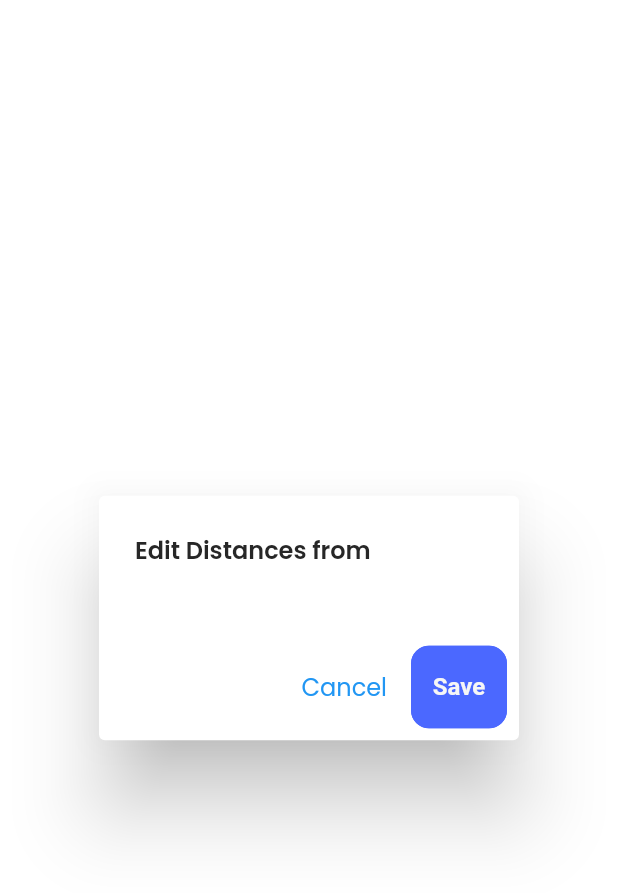
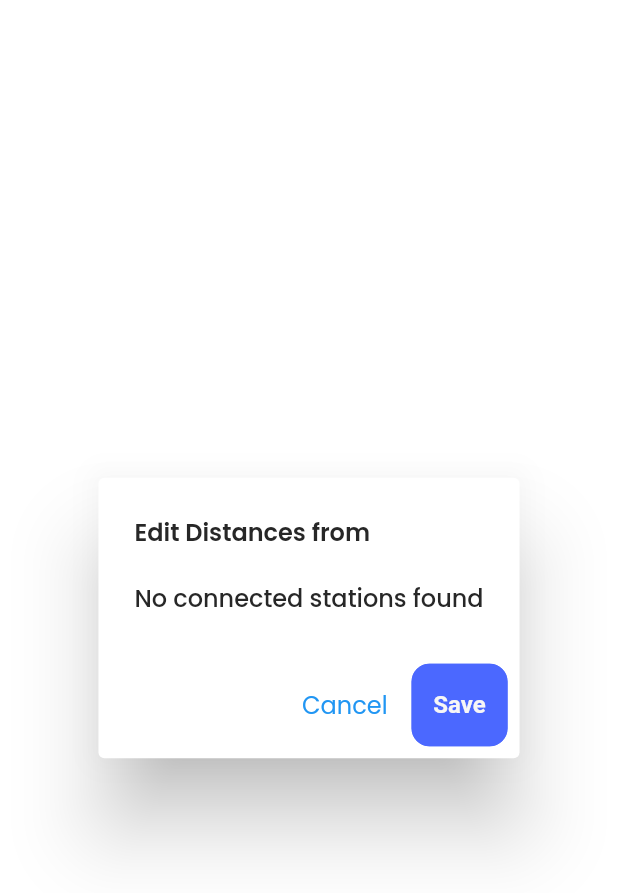
Before and after one commit to benouarAbdou/Train_Ticket_Management, a Flutter app: the DistanceEditDialog widget shown alone on an empty page, opened directly with empty values, on a phone screen of 412 x 824 dp. Shown: the top 893 px of the screen. Run offline on Flutter 3.47's test engine with Material 3 defaults, Android fonts, the phone set to English and light mode, and no system bars; our stand-ins replace cloud_firestore, connectivity_plus, firebase_auth, firebase_core, flutter_local_notifications, flutter_typeahead and 8 more; accounts and stored records are empty.

Commit message:
stations distances

```diff
--- a/lib/admin_navigation_menu.dart
+++ b/lib/admin_navigation_menu.dart
@@ -4,7 +4,7 @@ import 'package:iconsax_flutter/iconsax_flutter.dart';
 import 'package:train_app/controllers/FirebaseAdminController.dart';
 import 'package:train_app/pages/admin/RoutesAdminPage.dart';
 import 'package:train_app/pages/admin/TicketVerificationPage.dart';
-import 'package:train_app/pages/admin/DestinationManagementPage.dart';
+import 'package:train_app/pages/admin/destination/DestinationManagementPage.dart';
 import 'package:train_app/pages/admin/train/TrainAdminPage.dart';
 import 'package:train_app/utils/constants/colors.dart';
 
--- a/lib/pages/admin/DestinationManagementPage.dart
+++ b/lib/pages/admin/destination/DestinationManagementPage.dart
@@ -1,9 +1,10 @@
 import 'package:flutter/material.dart';
 import 'package:get/get.dart';
 import 'package:train_app/controllers/FirebaseAdminController.dart';
-import 'package:train_app/utils/constants/colors.dart';
+import 'package:train_app/pages/admin/destination/DistanceEditDialogue.dart';
 import 'package:train_app/utils/constants/sizes.dart';
 import 'package:cloud_firestore/cloud_firestore.dart';
+import 'package:train_app/widgets/admin/StationListTile.dart';
 
 class DestinationManagementPage extends StatefulWidget {
   const DestinationManagementPage({super.key});
@@ -163,151 +164,3 @@ class _DestinationManagementPageState extends State<DestinationManagementPage> {
     );
   }
 }
-
-class StationListTile extends StatelessWidget {
-  final String stationName;
-  final bool isActive;
-  final Map<String, dynamic> distances;
-  final VoidCallback onToggleActive;
-  final VoidCallback onEditDistances;
-
-  const StationListTile({
-    super.key,
-    required this.stationName,
-    required this.isActive,
-    required this.distances,
-    required this.onToggleActive,
-    required this.onEditDistances,
-  });
-
-  @override
-  Widget build(BuildContext context) {
-    return ListTile(
-      title: Text(stationName),
-      subtitle: Text('Connected to ${distances.length} stations'),
-      trailing: Row(
-        mainAxisSize: MainAxisSize.min,
-        children: [
-          IconButton(
-            icon: const Icon(Icons.edit_location_alt),
-            onPressed: onEditDistances,
-            tooltip: 'Edit Distances',
-          ),
-          Switch(
-            value: isActive,
-            onChanged: (_) => onToggleActive(),
-            activeColor: TColors.primary,
-          ),
-        ],
-      ),
-    );
-  }
-}
-
-class DistanceEditDialog extends StatefulWidget {
-  final String stationName;
-  final Map<String, int> currentDistances;
-  final Function(Map<String, int>) onSave;
-
-  const DistanceEditDialog({
-    super.key,
-    required this.stationName,
-    required this.currentDistances,
-    required this.onSave,
-  });
-
-  @override
-  State<DistanceEditDialog> createState() => _DistanceEditDialogState();
-}
-
-class _DistanceEditDialogState extends State<DistanceEditDialog> {
-  late Map<String, TextEditingController> _controllers;
-  final _formKey = GlobalKey<FormState>();
-
-  @override
-  void initState() {
-    super.initState();
-    _initializeControllers();
-  }
-
-  void _initializeControllers() {
-    _controllers = {};
-    FirebaseFirestore.instance.collection('stations').get().then((stations) {
-      for (var station in stations.docs) {
-        if (station.id != widget.stationName) {
-          _controllers[station.id] = TextEditingController(
-            text: widget.currentDistances[station.id]?.toString() ?? '',
-          );
-        }
-      }
-      setState(() {});
-    });
-  }
-
-  @override
-  void dispose() {
-    for (var controller in _controllers.values) {
-      controller.dispose();
-    }
-    super.dispose();
-  }
-
-  @override
-  Widget build(BuildContext context) {
-    return AlertDialog(
-      title: Text('Edit Distances from ${widget.stationName}'),
-      content: Form(
-        key: _formKey,
-        child: SingleChildScrollView(
-          child: Column(
-            mainAxisSize: MainAxisSize.min,
-            children:
-                _controllers.entries.map((entry) {
-                  return Padding(
-                    padding: const EdgeInsets.symmetric(vertical: 8.0),
-                    child: TextFormField(
-                      controller: entry.value,
-                      decoration: InputDecoration(
-                        labelText: 'Distance to ${entry.key} (km)',
-                        border: const OutlineInputBorder(),
-                      ),
-                      keyboardType: TextInputType.number,
-                      validator: (value) {
-                        if (value != null && value.isNotEmpty) {
-                          final number = int.tryParse(value);
-                          if (number == null || number <= 0) {
-                            return 'Please enter a valid distance';
-                          }
-                        }
-                        return null;
-                      },
-                    ),
-                  );
-                }).toList(),
-          ),
-        ),
-      ),
-      actions: [
-        TextButton(
-          onPressed: () => Navigator.pop(context),
-          child: const Text('Cancel'),
-        ),
-        ElevatedButton(
-          onPressed: () {
-            if (_formKey.currentState!.validate()) {
-              final distances = <String, int>{};
-              _controllers.forEach((station, controller) {
-                if (controller.text.isNotEmpty) {
-                  distances[station] = int.parse(controller.text);
-                }
-              });
-              widget.onSave(distances);
-              Navigator.pop(context);
-            }
-          },
-          child: const Text('Save'),
-        ),
-      ],
-    );
-  }
-}
--- /dev/null
+++ b/lib/pages/admin/destination/DistanceEditDialogue.dart
@@ -0,0 +1,132 @@
+import 'package:flutter/material.dart';
+import 'package:cloud_firestore/cloud_firestore.dart';
+
+class DistanceEditDialog extends StatefulWidget {
+  final String stationName;
+  final Map<String, int> currentDistances;
+  final Function(Map<String, int>) onSave;
+
+  const DistanceEditDialog({
+    super.key,
+    required this.stationName,
+    required this.currentDistances,
+    required this.onSave,
+  });
+
+  @override
+  State<DistanceEditDialog> createState() => _DistanceEditDialogState();
+}
+
+class _DistanceEditDialogState extends State<DistanceEditDialog> {
+  late Map<String, TextEditingController> _controllers;
+  final _formKey = GlobalKey<FormState>();
+  final FirebaseFirestore _firestore = FirebaseFirestore.instance;
+
+  @override
+  void initState() {
+    super.initState();
+    _controllers = {};
+    _initializeControllers();
+  }
+
+  Future<void> _initializeControllers() async {
+    // Fetch all routes from Firestore
+    final routesSnapshot = await _firestore.collection('routes').get();
+    Set<String> connectedStations = {};
+
+    // Iterate through each route to find connected stations
+    for (var routeDoc in routesSnapshot.docs) {
+      final routeData = routeDoc.data();
+      final stationIds = List<String>.from(routeData['stationIds']);
+
+      // Find the index of the current station in the route
+      int currentIndex = stationIds.indexOf(widget.stationName);
+      if (currentIndex != -1) {
+        // Add the next station (if it exists)
+        if (currentIndex < stationIds.length - 1) {
+          connectedStations.add(stationIds[currentIndex + 1]);
+        }
+      }
+    }
+
+    // Initialize controllers for connected stations only
+    for (String stationId in connectedStations) {
+      _controllers[stationId] = TextEditingController(
+        text: widget.currentDistances[stationId]?.toString() ?? '',
+      );
+    }
+
+    if (mounted) {
+      setState(() {});
+    }
+  }
+
+  @override
+  void dispose() {
+    for (var controller in _controllers.values) {
+      controller.dispose();
+    }
+    super.dispose();
+  }
+
+  @override
+  Widget build(BuildContext context) {
+    return AlertDialog(
+      title: Text('Edit Distances from ${widget.stationName}'),
+      content: Form(
+        key: _formKey,
+        child: SingleChildScrollView(
+          child: Column(
+            mainAxisSize: MainAxisSize.min,
+            children:
+                _controllers.isEmpty
+                    ? [const Text('No connected stations found')]
+                    : _controllers.entries.map((entry) {
+                      return Padding(
+                        padding: const EdgeInsets.symmetric(vertical: 8.0),
+                        child: TextFormField(
+                          controller: entry.value,
+                          decoration: InputDecoration(
+                            labelText: 'Distance to ${entry.key} (km)',
+                            border: const OutlineInputBorder(),
+                          ),
+                          keyboardType: TextInputType.number,
+                          validator: (value) {
+                            if (value != null && value.isNotEmpty) {
+                              final number = int.tryParse(value);
+                              if (number == null || number <= 0) {
+                                return 'Please enter a valid distance';
+                              }
+                            }
+                            return null;
+                          },
+                        ),
+                      );
+                    }).toList(),
+          ),
+        ),
+      ),
+      actions: [
+        TextButton(
+          onPressed: () => Navigator.pop(context),
+          child: const Text('Cancel'),
+        ),
+        ElevatedButton(
+          onPressed: () {
+            if (_formKey.currentState!.validate()) {
+              final distances = <String, int>{};
+              _controllers.forEach((station, controller) {
+                if (controller.text.isNotEmpty) {
+                  distances[station] = int.parse(controller.text);
+                }
+              });
+              widget.onSave(distances);
+              Navigator.pop(context);
+            }
+          },
+          child: const Text('Save'),
+        ),
+      ],
+    );
+  }
+}
```
Also changed, not shown: lib/widgets/admin/StationListTile.dart (added, +41 -0 lines).
